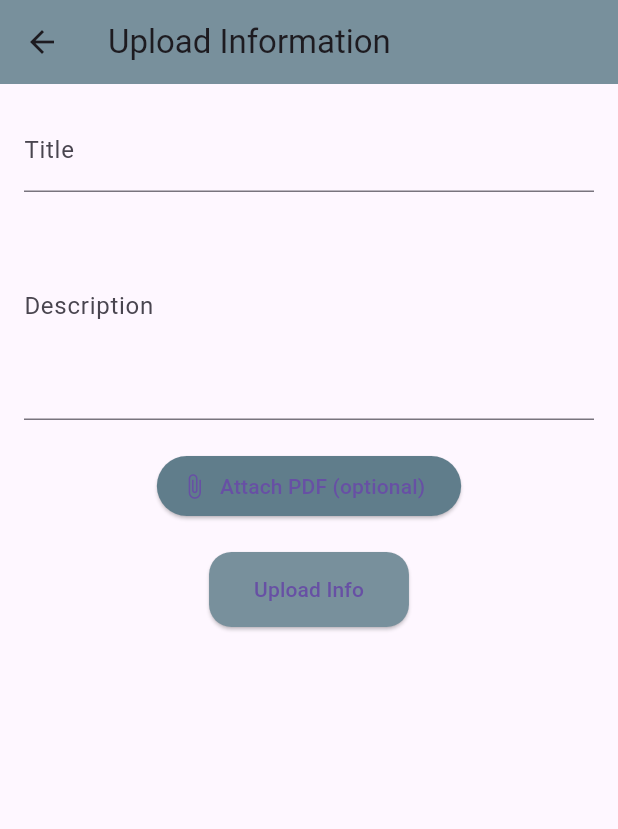
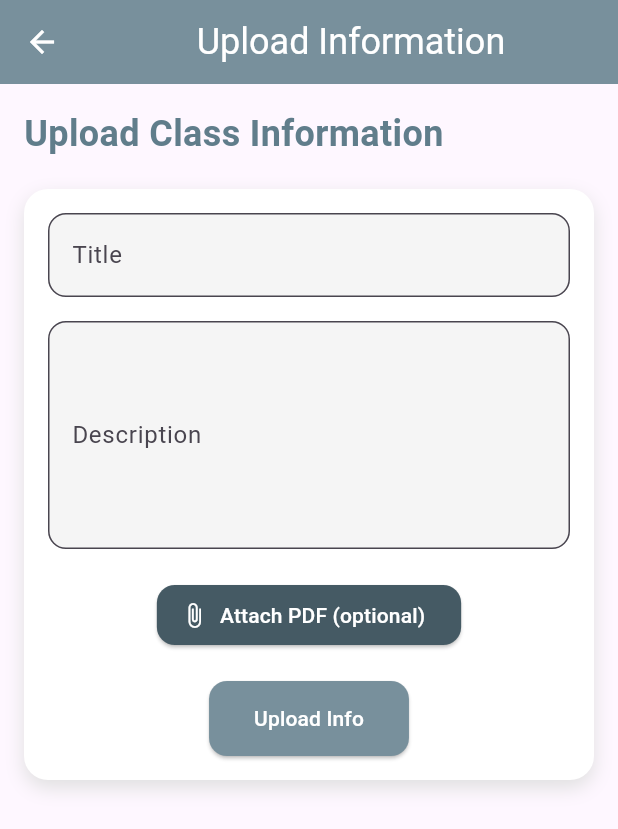
Before and after one commit to samarth-146/Classroom-Flutter, a Flutter app: the UploadInfoPage screen opened directly with empty values, on a phone screen of 412 x 824 dp. Shown: the top 829 px of the screen. Run offline on Flutter 3.47's test engine with Material 3 defaults, Android fonts, the phone set to English and light mode, and no system bars; our stand-ins replace cloud_firestore, file_picker, firebase_auth, firebase_core, firebase_storage; missing offline and left inert: flutter_pdfview; accounts and stored records are empty; network calls fail.

Commit message:
UI updation

```diff
--- a/lib/UploadInfoPage.dart
+++ b/lib/UploadInfoPage.dart
@@ -23,7 +23,7 @@ class _UploadInfoPageState extends State<UploadInfoPage> {
     try {
       final result = await FilePicker.platform.pickFiles(
         type: FileType.custom,
-        allowedExtensions: ['pdf','zip'],
+        allowedExtensions: ['pdf', 'zip'],
       );
 
       if (result != null && result.files.isNotEmpty) {
@@ -81,7 +81,6 @@ class _UploadInfoPageState extends State<UploadInfoPage> {
         'pdfUrl': pdfUrl, // Save the URL of the uploaded PDF if available
       };
 
-
       // Store the info in Firestore
       await FirebaseFirestore.instance
           .collection('classes')
@@ -102,29 +101,82 @@ class _UploadInfoPageState extends State<UploadInfoPage> {
   Widget build(BuildContext context) {
     return Scaffold(
       appBar: AppBar(
-        title: const Text('Upload Information'),
+        title: Center(
+          child: const Text('Upload Information',
+              style: TextStyle(color: Colors.white, fontSize: 24)),
+        ),
         backgroundColor: Colors.blueGrey[400],
+        iconTheme: const IconThemeData(
+          color: Colors.white, // Change the back button color to white
         ),
-      body: SingleChildScrollView(  // Wrap the Column in a scrollable view
+      ),
+      body: SingleChildScrollView(
         padding: const EdgeInsets.all(16.0),
+        child: Column(
+          crossAxisAlignment: CrossAxisAlignment.start,
+          children: [
+            const Text(
+              'Upload Class Information',
+              style: TextStyle(
+                fontSize: 24,
+                fontWeight: FontWeight.bold,
+                color: Colors.blueGrey,
+              ),
+            ),
+            const SizedBox(height: 20),
+            Container(
+              padding: const EdgeInsets.all(16),
+              decoration: BoxDecoration(
+                color: Colors.white,
+                borderRadius: BorderRadius.circular(16),
+                boxShadow: [
+                  BoxShadow(
+                    color: Colors.grey.shade300,
+                    blurRadius: 10,
+                    offset: const Offset(0, 5),
+                  ),
+                ],
+              ),
               child: Column(
                 children: [
                   TextField(
                     controller: titleController,
-              decoration: const InputDecoration(labelText: 'Title'),
+                    decoration: InputDecoration(
+                      labelText: 'Title',
+                      filled: true,
+                      fillColor: Colors.grey[100],
+                      border: OutlineInputBorder(
+                        borderRadius: BorderRadius.circular(12),
                       ),
+                    ),
+                  ),
+                  const SizedBox(height: 16),
                   TextField(
                     controller: descriptionController,
-              decoration: const InputDecoration(labelText: 'Description'),
                     maxLines: 5,
+                    decoration: InputDecoration(
+                      labelText: 'Description',
+                      filled: true,
+                      fillColor: Colors.grey[100],
+                      border: OutlineInputBorder(
+                        borderRadius: BorderRadius.circular(12),
                       ),
-            SizedBox(height: 20),
+                    ),
+                  ),
+                  const SizedBox(height: 20),
                   ElevatedButton.icon(
                     onPressed: _pickFile,
-              icon: const Icon(Icons.attach_file),
+                    icon: const Icon(
+                      Icons.attach_file,
+                      color: Colors.white,
+                    ),
                     label: const Text('Attach PDF (optional)'),
                     style: ElevatedButton.styleFrom(
-                backgroundColor: Colors.blueGrey,
+                      backgroundColor: Colors.blueGrey[700],
+                      foregroundColor: Colors.white,
+                      shape: RoundedRectangleBorder(
+                        borderRadius: BorderRadius.circular(12),
+                      ),
                     ),
                   ),
                   const SizedBox(height: 20),
@@ -133,10 +185,15 @@ class _UploadInfoPageState extends State<UploadInfoPage> {
                     child: const Text('Upload Info'),
                     style: ElevatedButton.styleFrom(
                       backgroundColor: Colors.blueGrey[400],
-                padding: const EdgeInsets.symmetric(horizontal: 30, vertical: 15),
+                      foregroundColor: Colors.white,
+                      padding: const EdgeInsets.symmetric(
+                          horizontal: 30, vertical: 15),
                       shape: RoundedRectangleBorder(
-                  borderRadius: BorderRadius.circular(15.0),
+                        borderRadius: BorderRadius.circular(12),
                       ),
+                    ),
+                  ),
+                ],
               ),
             ),
           ],
```
Also changed, not shown: lib/ClassInfo.dart (+129 -137 lines), lib/bottomNavigation.dart (added, +89 -0 lines), lib/classDetailsPage.dart (+92 -35 lines), lib/classPage.dart (+36 -31 lines), lib/createClass.dart (+18 -7 lines), lib/joinClassroomPage.dart (+11 -5 lines), lib/main.dart (+10 -9 lines), lib/register.dart (+6 -7 lines), lib/signin.dart (+7 -9 lines). Lines whose indentation alone changed are shown as unchanged.
